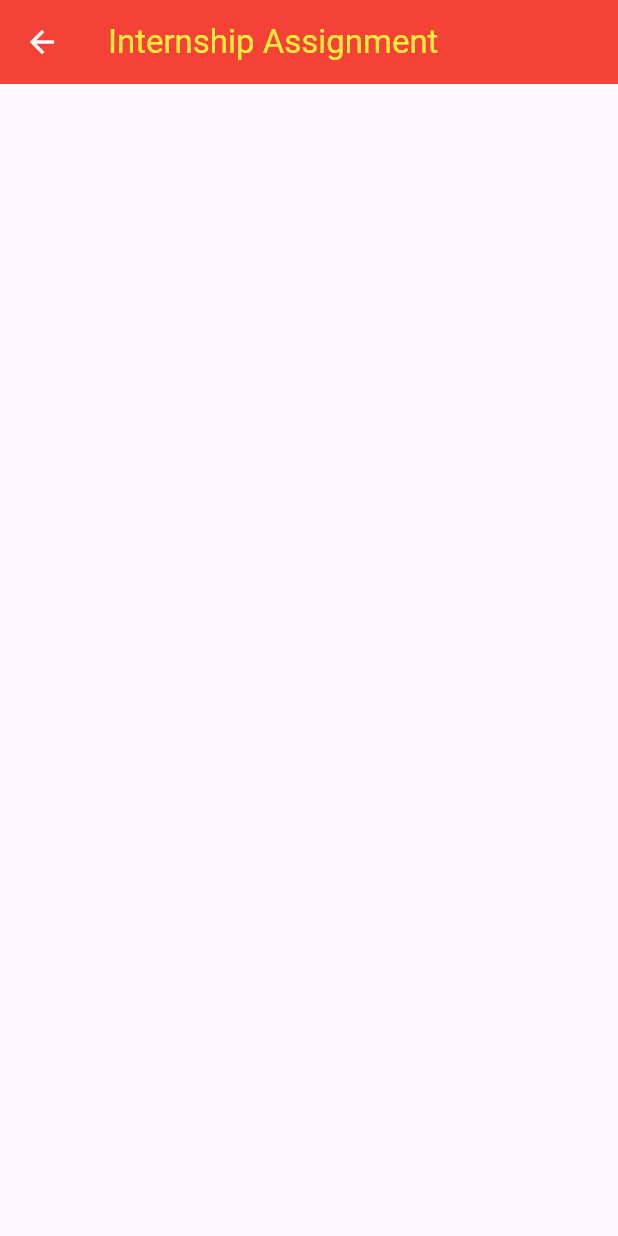
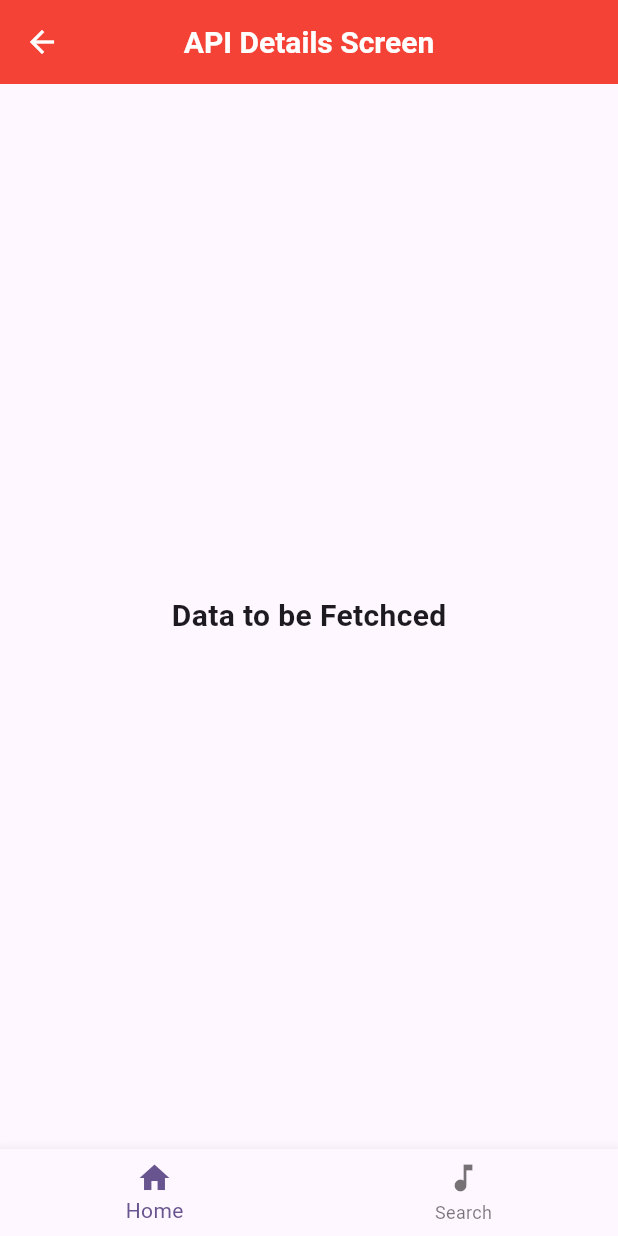
Before and after one commit to LAKSH3002/Internship_Assignment, a Flutter app: the Homescreen screen opened directly, on a phone screen of 412 x 824 dp. Run offline on Flutter 3.47's test engine with Material 3 defaults, Android fonts, the phone set to English and light mode, and no system bars; our stand-ins replace animated_splash_screen, audioplayers.

Commit message:
Created Audio Screen and Screen to fetch Data

```diff
--- /dev/null
+++ b/myinternshipapp/lib/Screens/FetchedScreen.dart
@@ -0,0 +1,30 @@
+import 'package:flutter/material.dart';
+
+class Fetchedscreen extends StatefulWidget {
+  const Fetchedscreen({super.key});
+
+  @override
+  State<Fetchedscreen> createState() => _FetchedscreenState();
+}
+
+class _FetchedscreenState extends State<Fetchedscreen> {
+  @override
+  Widget build(BuildContext context) {
+    return Scaffold(
+      appBar: AppBar(
+        centerTitle: true,
+        iconTheme: IconThemeData(
+          color: Colors.white,
+        ),
+        title: Text(
+          'API Details Screen',
+          style: TextStyle(
+              fontSize: 20, fontWeight: FontWeight.bold, color: Colors.white),
+        ),
+        backgroundColor: Colors.red,
+      ),
+      body: const Center(child: Text('Data to be Fetchced',
+      style: TextStyle(fontSize: 20, fontWeight: FontWeight.bold),)),
+    );
+  }
+}
--- a/myinternshipapp/lib/Screens/HomeScreen.dart
+++ b/myinternshipapp/lib/Screens/HomeScreen.dart
@@ -1,4 +1,6 @@
 import 'package:flutter/material.dart';
+import 'package:myinternshipapp/Screens/Audioplayer.dart';
+import 'package:myinternshipapp/Screens/FetchedScreen.dart';
 
 class Homescreen extends StatefulWidget {
   const Homescreen({super.key});
@@ -8,16 +10,31 @@ class Homescreen extends StatefulWidget {
 }
 
 class _HomescreenState extends State<Homescreen> {
+  int _currentIndex = 0;
+
+  final List<Widget> _pages = [Fetchedscreen(), Audioplayer()];
+
   @override
   Widget build(BuildContext context) {
     return Scaffold(
-      appBar: AppBar(
-        title: Text('Internship Assignment'),
-        backgroundColor: Colors.red,
-        foregroundColor: Colors.yellow,
-        iconTheme: IconThemeData(
-          color: Colors.white
-        ),
+      body: _pages[_currentIndex],
+      bottomNavigationBar: BottomNavigationBar(
+        currentIndex: _currentIndex,
+        onTap: (index) {
+          setState(() {
+            _currentIndex = index;
+          });
+        },
+        items: const [
+          BottomNavigationBarItem(
+            icon: Icon(Icons.home),
+            label: 'Home',
+          ),
+          BottomNavigationBarItem(
+            icon: Icon(Icons.music_note),
+            label: 'Search',
+          ),
+        ],
       ),
     );
   }
--- a/myinternshipapp/lib/main.dart
+++ b/myinternshipapp/lib/main.dart
@@ -19,7 +19,7 @@
         colorScheme: ColorScheme.fromSeed(seedColor: Colors.deepPurple),
         useMaterial3: true,
       ),
-      home: const Audioplayer()
+      home: const Welcomescreen()
     );
   }
 }
```
Also changed, not shown: myinternshipapp/lib/Screens/Audioplayer.dart (+9 -2 lines), myinternshipapp/lib/Screens/Login.dart (deleted, +0 -175 lines), myinternshipapp/lib/Screens/Signup.dart (+31 -2 lines).
